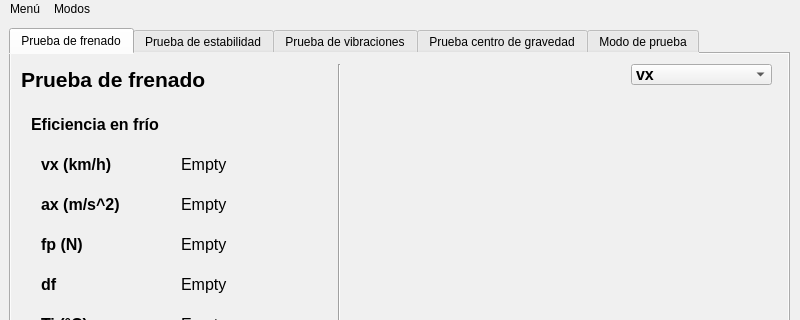
Old version of the form interfaz_app.ui in the repository luisgl90/PVE-Python; both pictures show x 0 to 800 and y 0 to 320 of the 800 by 571 pixel window.
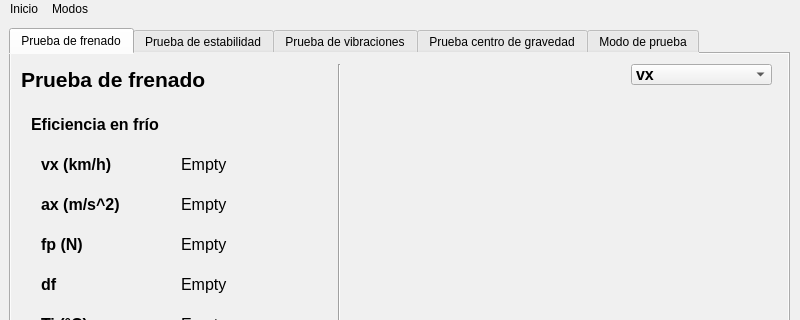
New version of the form. Icons and pictures are not drawn. Custom widgets are drawn as their Qt base class.

What changed in the file:
```diff
--- a/interfaz_app.ui
+++ b/interfaz_app.ui
@@ -3174,7 +3174,7 @@
    </property>
    <widget class="QMenu" name="menuMen">
     <property name="title">
-     <string>Menú</string>
+     <string>Inicio</string>
     </property>
     <addaction name="actionConfiguraci_n"/>
    </widget>
```
Left out of the diff: 15 changed lines with no effect on the pictures.
